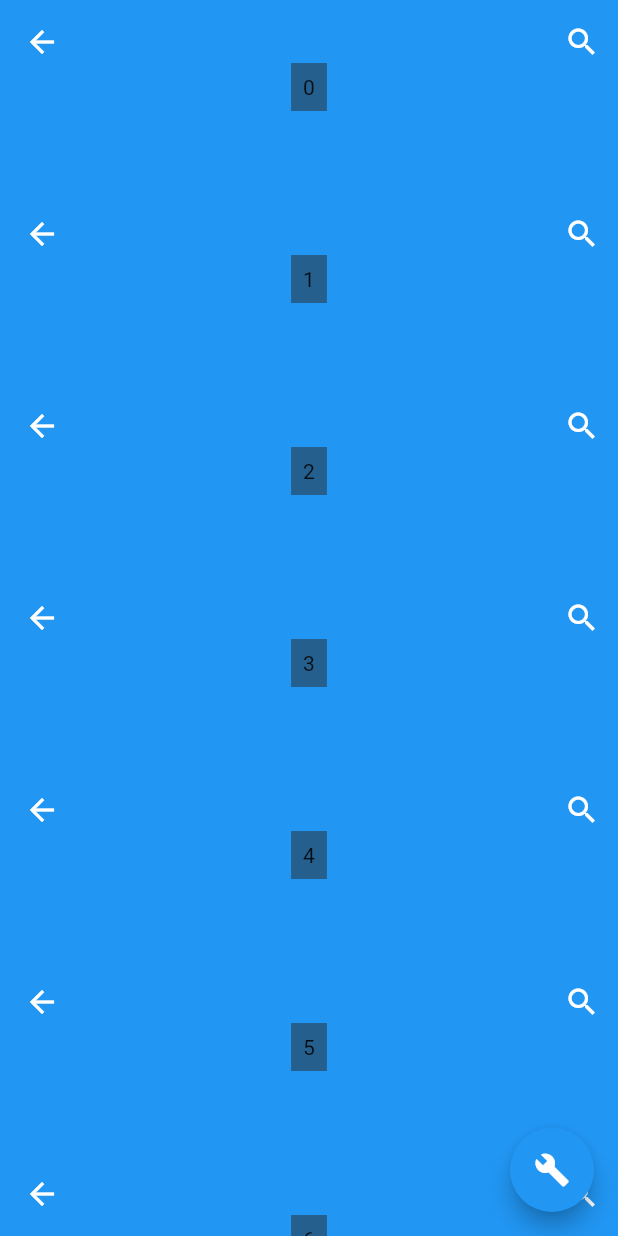
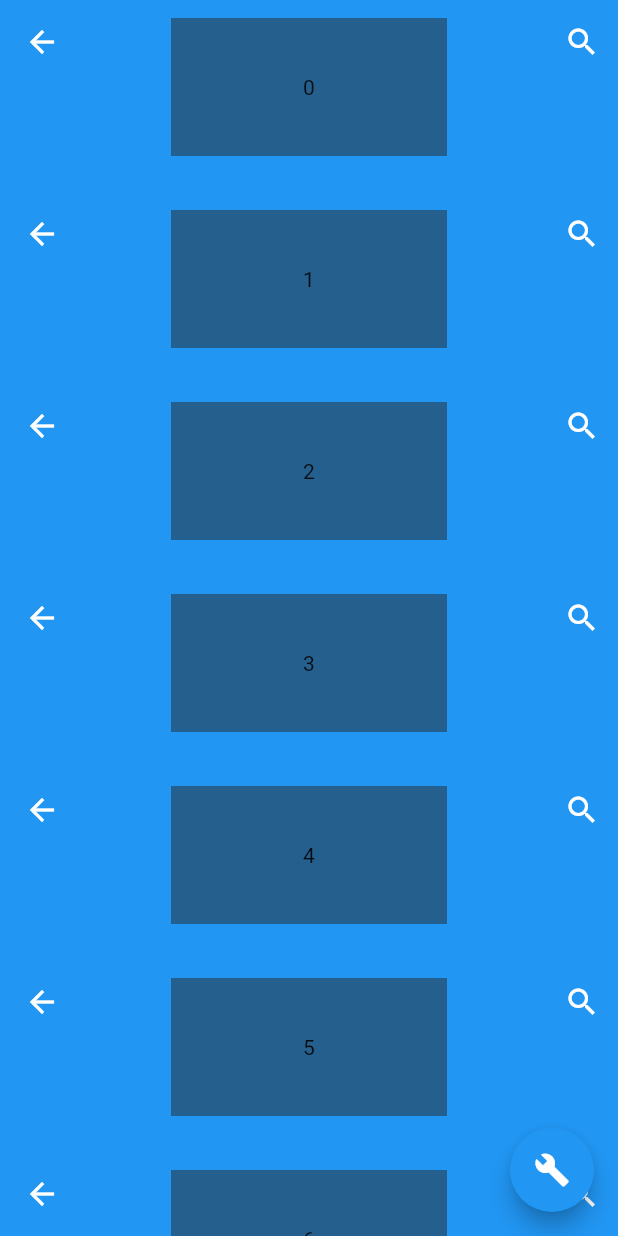
Before and after one commit to hellowmq/testing_flickr_public_api, a Flutter app: the TestMyListViewPage screen opened by its route, on a phone screen of 412 x 824 dp. Run offline on Flutter 3.47's test engine with Material 2 defaults, Android fonts, the phone set to English and light mode, and no system bars; our stand-ins replace flutter_cache_manager, qr_flutter, sqflite, video_player, webview_flutter; missing offline and left inert: barcode_scan, extended_text; accounts and stored records are empty.

Commit message:
[ADD] 2019-12-01 22:35:17 user SliverAppbar

```diff
--- a/lib/page/common_test/TestMyListViewPage.dart
+++ b/lib/page/common_test/TestMyListViewPage.dart
@@ -38,8 +38,12 @@ class _TestMyListViewPageState extends State<TestMyListViewPage> {
       body: new CustomScrollView(
         slivers: List<Widget>.generate(
           100,
-          (index) =>
-              _buildAppBar(context, statusBarHeight, title: index.toString()),
+          (index) => _buildAppBar(
+            context,
+            statusBarHeight,
+            title: index.toString(),
+            color: CommonBuilder.getRandomColor(),
+          ),
         ),
 
 //        <Widget>[
@@ -111,7 +115,7 @@ class _TestMyListViewPageState extends State<TestMyListViewPage> {
   }
 
   Widget _buildAppBar(BuildContext context, double statusBarHeight,
-      {String title = "title"}) {
+      {String title = "title", Color color}) {
     final _kAppbarHeight = 128.0;
     return SliverAppBar(
       pinned: false,
@@ -143,9 +147,12 @@ class _TestMyListViewPageState extends State<TestMyListViewPage> {
             ),
             child: Center(
               child: Container(
-                padding: EdgeInsets.all(8.0),
-                color: CommonBuilder.getRandomColor(),
-                child: Text(title),
+                height: logoHeight,
+                width: logoHeight * 2,
+                color: color,
+                child: Center(
+                  child: Text(title),
+                ),
               ),
             ),
           );
```
